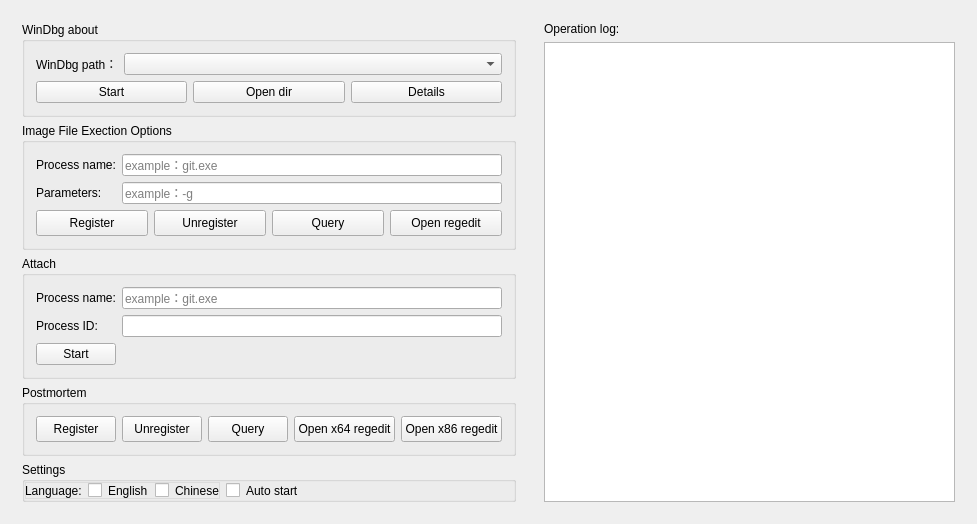
Qt form WindbgIFEO/WindbgIFEO.ui (MingYueRuYa/worktools) before a commit.
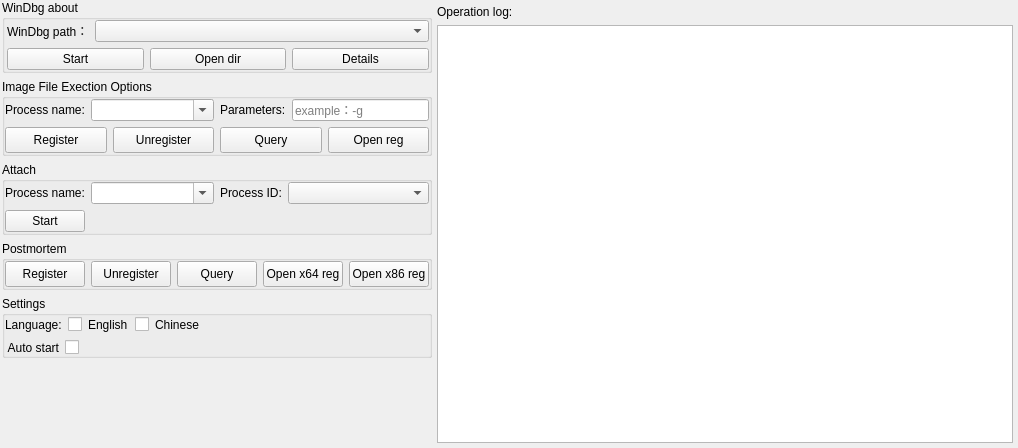
The same form after that commit.

Commit message: 修改ui和增加用户可选进程和id

Patch:
```diff
--- a/WindbgIFEO/WindbgIFEO.ui
+++ b/WindbgIFEO/WindbgIFEO.ui
@@ -6,14 +6,14 @@
    <rect>
     <x>0</x>
     <y>0</y>
-    <width>977</width>
-    <height>504</height>
+    <width>1018</width>
+    <height>448</height>
    </rect>
   </property>
   <property name="minimumSize">
    <size>
     <width>0</width>
-    <height>0</height>
+    <height>40</height>
    </size>
   </property>
   <property name="windowTitle">
@@ -22,16 +22,61 @@
   <property name="styleSheet">
    <string notr="true"/>
   </property>
-  <layout class="QHBoxLayout" name="horizontalLayout_10">
+  <layout class="QHBoxLayout" name="horizontalLayout_10" stretch="4,6">
+   <property name="spacing">
+    <number>0</number>
+   </property>
+   <property name="leftMargin">
+    <number>2</number>
+   </property>
+   <property name="topMargin">
+    <number>0</number>
+   </property>
+   <property name="rightMargin">
+    <number>0</number>
+   </property>
+   <property name="bottomMargin">
+    <number>0</number>
+   </property>
    <item>
-    <widget class="QWidget" name="widget_2" native="true">
-     <layout class="QVBoxLayout" name="verticalLayout_12">
+    <widget class="QWidget" name="widget_container_windbg" native="true">
+     <property name="minimumSize">
+      <size>
+       <width>430</width>
+       <height>0</height>
+      </size>
+     </property>
+     <layout class="QVBoxLayout" name="verticalLayout_2">
+      <property name="leftMargin">
+       <number>0</number>
+      </property>
+      <property name="topMargin">
+       <number>0</number>
+      </property>
+      <property name="rightMargin">
+       <number>0</number>
+      </property>
+      <property name="bottomMargin">
+       <number>0</number>
+      </property>
       <item>
        <widget class="QGroupBox" name="groupBoxWinDbgAbout">
         <property name="title">
          <string>WinDbg about</string>
         </property>
         <layout class="QVBoxLayout" name="verticalLayout_4">
+         <property name="leftMargin">
+          <number>2</number>
+         </property>
+         <property name="topMargin">
+          <number>0</number>
+         </property>
+         <property name="rightMargin">
+          <number>0</number>
+         </property>
+         <property name="bottomMargin">
+          <number>0</number>
+         </property>
          <item>
           <layout class="QHBoxLayout" name="horizontalLayout_4">
            <item>
@@ -49,6 +94,12 @@
                <verstretch>0</verstretch>
               </sizepolicy>
              </property>
+             <property name="editable">
+              <bool>false</bool>
+             </property>
+             <property name="frame">
+              <bool>true</bool>
+             </property>
             </widget>
            </item>
           </layout>
@@ -86,22 +137,53 @@
         <property name="title">
          <string>Image File Exection Options</string>
         </property>
-        <layout class="QVBoxLayout" name="verticalLayout_6">
+        <layout class="QVBoxLayout" name="verticalLayout">
+         <property name="leftMargin">
+          <number>0</number>
+         </property>
+         <property name="topMargin">
+          <number>0</number>
+         </property>
+         <property name="rightMargin">
+          <number>0</number>
+         </property>
+         <property name="bottomMargin">
+          <number>0</number>
+         </property>
          <item>
-          <layout class="QHBoxLayout" name="horizontalLayout">
+          <layout class="QHBoxLayout" name="horizontalLayout_14">
            <item>
-            <layout class="QVBoxLayout" name="verticalLayout_3">
+            <layout class="QHBoxLayout" name="horizontalLayout">
              <item>
-              <layout class="QVBoxLayout" name="verticalLayout">
-               <item>
-                <widget class="QLabel" name="label_2">
-                 <property name="text">
-                  <string>Process name:</string>
-                 </property>
-                </widget>
-               </item>
-              </layout>
+              <widget class="QLabel" name="label_2">
+               <property name="text">
+                <string>Process name:</string>
+               </property>
+              </widget>
              </item>
+             <item>
+              <widget class="QComboBox" name="comboBox_proc_name">
+               <property name="sizePolicy">
+                <sizepolicy hsizetype="MinimumExpanding" vsizetype="Fixed">
+                 <horstretch>0</horstretch>
+                 <verstretch>0</verstretch>
+                </sizepolicy>
+               </property>
+               <property name="editable">
+                <bool>true</bool>
+               </property>
+               <property name="placeholderText">
+                <string>example: git.ext</string>
+               </property>
+               <property name="frame">
+                <bool>true</bool>
+               </property>
+              </widget>
+             </item>
+            </layout>
+           </item>
+           <item>
+            <layout class="QHBoxLayout" name="horizontalLayout_13">
              <item>
               <widget class="QLabel" name="label_5">
                <property name="text">
@@ -109,17 +191,6 @@
                </property>
               </widget>
              </item>
-            </layout>
-           </item>
-           <item>
-            <layout class="QVBoxLayout" name="verticalLayout_2">
-             <item>
-              <widget class="QLineEdit" name="lineEdit_process_name">
-               <property name="placeholderText">
-                <string>example：git.exe</string>
-               </property>
-              </widget>
-             </item>
              <item>
               <widget class="QLineEdit" name="lineEdit_process_param">
                <property name="placeholderText">
@@ -181,7 +252,7 @@
               </size>
              </property>
              <property name="text">
-              <string>Open regedit</string>
+              <string>Open reg</string>
              </property>
             </widget>
            </item>
@@ -195,22 +266,53 @@
         <property name="title">
          <string>Attach</string>
         </property>
-        <layout class="QVBoxLayout" name="verticalLayout_11">
+        <layout class="QVBoxLayout" name="verticalLayout_8">
+         <property name="leftMargin">
+          <number>0</number>
+         </property>
+         <property name="topMargin">
+          <number>0</number>
+         </property>
+         <property name="rightMargin">
+          <number>0</number>
+         </property>
+         <property name="bottomMargin">
+          <number>0</number>
+         </property>
          <item>
-          <layout class="QHBoxLayout" name="horizontalLayout_8">
+          <layout class="QHBoxLayout" name="horizontalLayout_12">
            <item>
-            <layout class="QVBoxLayout" name="verticalLayout_8">
+            <layout class="QHBoxLayout" name="horizontalLayout_8">
              <item>
-              <layout class="QVBoxLayout" name="verticalLayout_9">
-               <item>
-                <widget class="QLabel" name="label_7">
-                 <property name="text">
-                  <string>Process name:</string>
-                 </property>
-                </widget>
-               </item>
-              </layout>
+              <widget class="QLabel" name="label_7">
+               <property name="text">
+                <string>Process name:</string>
+               </property>
+              </widget>
              </item>
+             <item>
+              <widget class="QComboBox" name="comboBox_attach_name">
+               <property name="sizePolicy">
+                <sizepolicy hsizetype="MinimumExpanding" vsizetype="Fixed">
+                 <horstretch>0</horstretch>
+                 <verstretch>0</verstretch>
+                </sizepolicy>
+               </property>
+               <property name="editable">
+                <bool>true</bool>
+               </property>
+               <property name="placeholderText">
+                <string>example: git.ext</string>
+               </property>
+               <property name="frame">
+                <bool>true</bool>
+               </property>
+              </widget>
+             </item>
+            </layout>
+           </item>
+           <item>
+            <layout class="QHBoxLayout" name="horizontalLayout_11">
              <item>
               <widget class="QLabel" name="label_8">
                <property name="text">
@@ -218,22 +320,23 @@
                </property>
               </widget>
              </item>
-            </layout>
-           </item>
-           <item>
-            <layout class="QVBoxLayout" name="verticalLayout_10">
              <item>
-              <widget class="QLineEdit" name="lineEdit_attach_pro_name">
-               <property name="placeholderText">
-                <string>example：git.exe</string>
+              <widget class="QComboBox" name="comboBox_attach_pid">
+               <property name="sizePolicy">
+                <sizepolicy hsizetype="MinimumExpanding" vsizetype="Fixed">
+                 <horstretch>0</horstretch>
+                 <verstretch>0</verstretch>
+                </sizepolicy>
                </property>
-              </widget>
-             </item>
-             <item>
-              <widget class="QLineEdit" name="lineEdit_process_id">
+               <property name="editable">
+                <bool>false</bool>
+               </property>
                <property name="placeholderText">
                 <string/>
                </property>
+               <property name="frame">
+                <bool>true</bool>
+               </property>
               </widget>
              </item>
             </layout>
@@ -279,6 +382,18 @@
          <string>Postmortem</string>
         </property>
         <layout class="QHBoxLayout" name="horizontalLayout_3">
+         <property name="leftMargin">
+          <number>0</number>
+         </property>
+         <property name="topMargin">
+          <number>0</number>
+         </property>
+         <property name="rightMargin">
+          <number>0</number>
+         </property>
+         <property name="bottomMargin">
+          <number>0</number>
+         </property>
          <item>
           <widget class="QPushButton" name="pushButtonPostmortem">
            <property name="minimumSize">
@@ -327,7 +442,7 @@
             </size>
            </property>
            <property name="text">
-            <string>Open x64 regedit</string>
+            <string>Open x64 reg</string>
            </property>
           </widget>
          </item>
@@ -340,7 +455,7 @@
             </size>
            </property>
            <property name="text">
-            <string>Open x86 regedit</string>
+            <string>Open x86 reg</string>
            </property>
           </widget>
          </item>
@@ -358,7 +473,7 @@
         <property name="title">
          <string>Settings</string>
         </property>
-        <layout class="QHBoxLayout" name="horizontalLayout_7">
+        <layout class="QVBoxLayout" name="verticalLayout_3">
          <property name="leftMargin">
           <number>0</number>
          </property>
@@ -374,8 +489,7 @@
          <item>
           <widget class="QWidget" name="widget" native="true">
            <property name="styleSheet">
-            <string notr="true">border:1px solid;
-border-color:rgb(220, 220, 220);</string>
+            <string notr="true">border:0px;</string>
            </property>
            <layout class="QHBoxLayout" name="horizontalLayout_6">
             <property name="leftMargin">
@@ -426,41 +540,92 @@
               </attribute>
              </widget>
             </item>
+            <item>
+             <spacer name="horizontalSpacer">
+              <property name="orientation">
+               <enum>Qt::Horizontal</enum>
+              </property>
+              <property name="sizeHint" stdset="0">
+               <size>
+                <width>202</width>
+                <height>18</height>
+               </size>
+              </property>
+             </spacer>
+            </item>
            </layout>
           </widget>
          </item>
          <item>
-          <widget class="QCheckBox" name="chb_auto_start">
-           <property name="styleSheet">
-            <string notr="true">border:0px;</string>
-           </property>
-           <property name="text">
-            <string>Auto start</string>
-           </property>
-          </widget>
-         </item>
-         <item>
-          <spacer name="horizontalSpacer">
-           <property name="orientation">
-            <enum>Qt::Horizontal</enum>
-           </property>
-           <property name="sizeHint" stdset="0">
-            <size>
-             <width>202</width>
-             <height>18</height>
-            </size>
-           </property>
-          </spacer>
+          <layout class="QHBoxLayout" name="horizontalLayout_7">
+           <item>
+            <widget class="QCheckBox" name="chb_auto_start">
+             <property name="layoutDirection">
+              <enum>Qt::RightToLeft</enum>
+             </property>
+             <property name="styleSheet">
+              <string notr="true">border:0px;</string>
+             </property>
+             <property name="text">
+              <string>Auto start</string>
+             </property>
+            </widget>
+           </item>
+           <item>
+            <spacer name="horizontalSpacer_3">
+             <property name="orientation">
+              <enum>Qt::Horizontal</enum>
+             </property>
+             <property name="sizeHint" stdset="0">
+              <size>
+               <width>199</width>
+               <height>15</height>
+              </size>
+             </property>
+            </spacer>
+           </item>
+          </layout>
          </item>
         </layout>
        </widget>
       </item>
+      <item>
+       <spacer name="verticalSpacer">
+        <property name="orientation">
+         <enum>Qt::Vertical</enum>
+        </property>
+        <property name="sizeHint" stdset="0">
+         <size>
+          <width>20</width>
+          <height>41</height>
+         </size>
+        </property>
+       </spacer>
+      </item>
      </layout>
     </widget>
    </item>
    <item>
-    <widget class="QWidget" name="widget_3" native="true">
+    <widget class="QWidget" name="widget_log" native="true">
+     <property name="minimumSize">
+      <size>
+       <width>480</width>
+       <height>0</height>
+      </size>
+     </property>
      <layout class="QVBoxLayout" name="verticalLayout_7">
+      <property name="leftMargin">
+       <number>5</number>
+      </property>
+      <property name="topMargin">
+       <number>5</number>
+      </property>
+      <property name="rightMargin">
+       <number>5</number>
+      </property>
+      <property name="bottomMargin">
+       <number>5</number>
+      </property>
       <item>
        <layout class="QVBoxLayout" name="verticalLayout_5">
         <item>
```
The commit also changes 2 other files.
